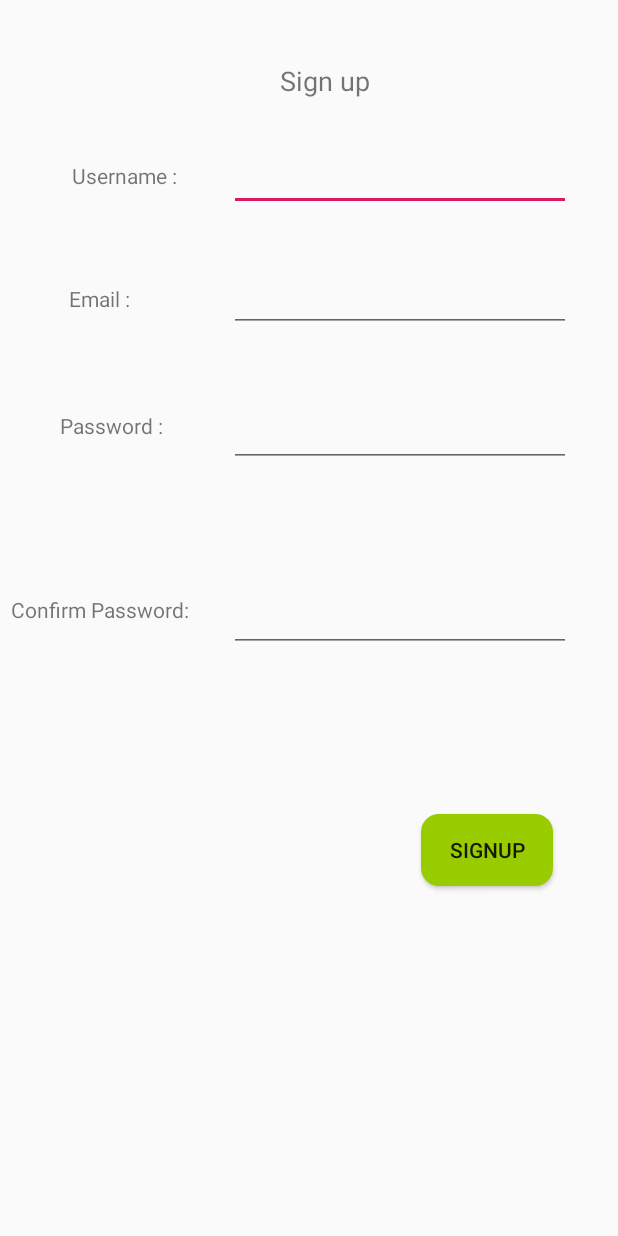
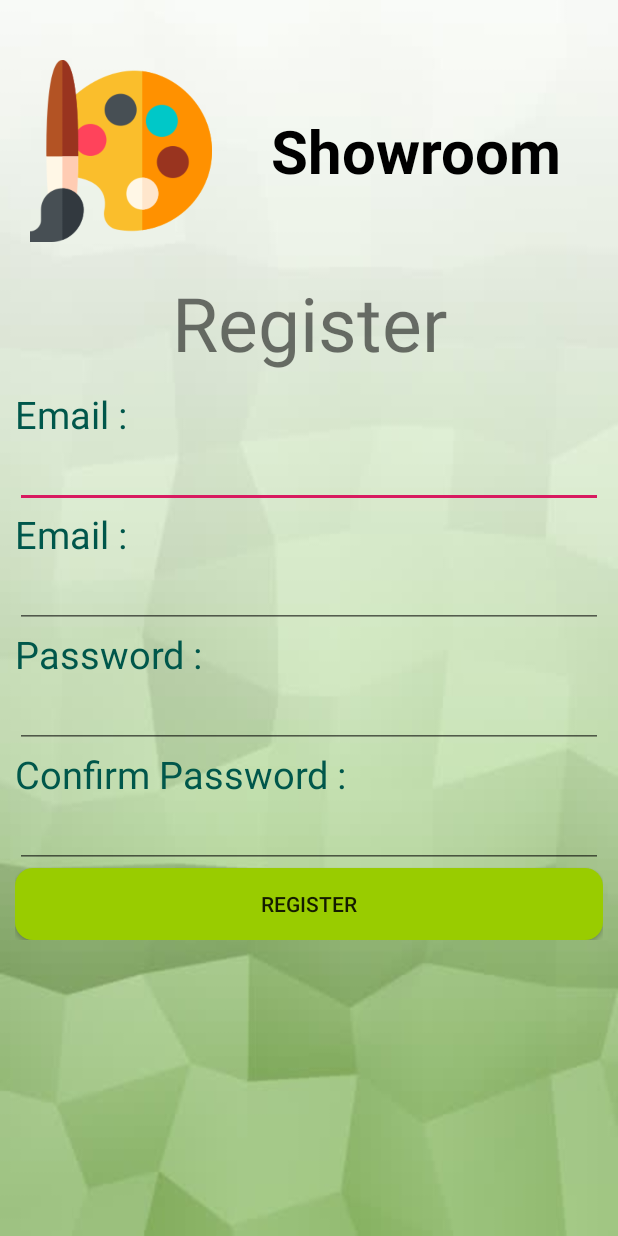
Before and after one commit to LachiriAnass/ShowroomAndroidApp, an Android app: the RegisterActivity screen opened directly, with no data from a screen before it, on a phone screen of 412 x 824 dp. Run offline under Robolectric (Android 15) with nearby library versions, the phone set to English and light mode, and no system bars.

Commit message:
Redesigning the main, login, register activities

```diff
--- a/app/src/main/res/layout/activity_register.xml
+++ b/app/src/main/res/layout/activity_register.xml
@@ -4,132 +4,128 @@
     xmlns:tools="http://schemas.android.com/tools"
     android:layout_width="match_parent"
     android:layout_height="match_parent"
+    android:background="@drawable/green_bg"
     tools:context=".RegisterActivity">
 
+    <LinearLayout
+        android:id="@+id/top_icon"
+        android:layout_width="match_parent"
+        android:layout_height="wrap_content"
+        android:orientation="horizontal"
+        android:weightSum="3"
+        android:paddingLeft="10dp"
+        android:paddingRight="10dp"
+        android:paddingTop="40dp"
+        android:paddingBottom="20dp">
+        <ImageView
+            android:id="@+id/imageView4"
+            android:layout_width="113dp"
+            android:layout_height="121dp"
+            app:srcCompat="@drawable/paint"
+            android:layout_weight="1"
+            android:layout_gravity="center"/>
 
         <TextView
-        android:id="@+id/textView2"
+            android:id="@+id/title"
             android:layout_width="wrap_content"
-        android:layout_height="30dp"
-        android:layout_alignParentTop="true"
-        android:layout_alignParentEnd="true"
-        android:layout_alignParentRight="true"
-        android:layout_marginTop="107dp"
-        android:layout_marginEnd="294dp"
-        android:layout_marginRight="294dp"
-        android:text=" Username :" />
+            android:layout_height="wrap_content"
+            android:text="Showroom"
+            android:textColor="@android:color/background_dark"
+            android:textSize="40sp"
+            android:textStyle="bold"
+            android:layout_weight="2"
+            android:layout_gravity="center"
+            android:gravity="center"/>
+    </LinearLayout>
+
+    <LinearLayout
+        android:layout_width="match_parent"
+        android:layout_height="wrap_content"
+        android:orientation="vertical"
+        android:layout_weight="10"
+        android:layout_below="@+id/top_icon"
+        android:paddingRight="10dp"
+        android:paddingLeft="10dp">
+        <TextView
+            android:layout_weight="1"
+            android:layout_width="match_parent"
+            android:layout_height="wrap_content"
+            android:text="Register"
+            android:textSize="50dp"
+            android:gravity="center"
+            android:layout_marginBottom="10dp"/>
+        <TextView
+            android:layout_weight="1"
+            android:layout_width="match_parent"
+            android:layout_height="wrap_content"
+            android:text="Email :"
+            android:textSize="25dp"
+            android:textColor="@color/colorPrimaryDark"/>
 
         <EditText
-        android:id="@+id/usernameSignUp"
-        android:layout_width="228dp"
+            android:layout_weight="1"
+            android:id="@+id/usernameRegister"
+            android:layout_width="match_parent"
             android:layout_height="wrap_content"
-        android:layout_alignParentTop="true"
-        android:layout_alignParentEnd="true"
-        android:layout_alignParentRight="true"
-        android:layout_marginTop="95dp"
-        android:layout_marginEnd="31dp"
-        android:layout_marginRight="31dp"
-        android:ems="10"
             android:inputType="textPersonName" />
-
         <TextView
-        android:id="@+id/textView3"
-        android:layout_width="wrap_content"
-        android:layout_height="30dp"
-        android:layout_alignParentStart="true"
-        android:layout_alignParentLeft="true"
-        android:layout_alignParentTop="true"
-        android:layout_centerVertical="true"
-        android:layout_marginStart="40dp"
-        android:layout_marginLeft="40dp"
-        android:layout_marginTop="274dp"
-        android:text="Password :" />
+            android:layout_weight="1"
+            android:layout_width="match_parent"
+            android:layout_height="wrap_content"
+            android:text="Email :"
+            android:textSize="25dp"
+            android:textColor="@color/colorPrimaryDark"/>
 
         <EditText
-        android:id="@+id/passwordSignUp"
-        android:layout_width="228dp"
+            android:layout_weight="1"
+            android:id="@+id/emailRegister"
+            android:layout_width="match_parent"
             android:layout_height="wrap_content"
-        android:layout_alignParentTop="true"
-        android:layout_alignParentEnd="true"
-        android:layout_alignParentRight="true"
-        android:layout_marginTop="266dp"
-        android:layout_marginEnd="31dp"
-        android:layout_marginRight="31dp"
-        android:ems="10"
-        android:inputType="textPassword" />
-
-    <TextView
-        android:id="@+id/textView"
-        android:layout_width="wrap_content"
-        android:layout_height="30dp"
-        android:layout_alignParentStart="true"
-        android:layout_alignParentLeft="true"
-        android:layout_alignParentTop="true"
-        android:layout_marginStart="46dp"
-        android:layout_marginLeft="46dp"
-        android:layout_marginTop="189dp"
-        android:text="Email :" />
-
-    <TextView
-        android:id="@+id/textView4"
-        android:layout_width="wrap_content"
-        android:layout_height="30dp"
-        android:layout_alignParentStart="true"
-        android:layout_alignParentLeft="true"
-        android:layout_centerVertical="true"
-        android:layout_marginStart="7dp"
-        android:layout_marginLeft="7dp"
-        android:text="Confirm Password: " />
-
-    <EditText
-        android:id="@+id/confirmPassword"
-        android:layout_width="228dp"
-        android:layout_height="wrap_content"
-        android:layout_alignParentEnd="true"
-        android:layout_alignParentRight="true"
-        android:layout_centerVertical="true"
-        android:layout_marginEnd="31dp"
-        android:layout_marginRight="31dp"
-        android:ems="10"
-        android:inputType="textPassword" />
-
-    <EditText
-        android:id="@+id/emailSignUp"
-        android:layout_width="228dp"
-        android:layout_height="wrap_content"
-        android:layout_alignParentTop="true"
-        android:layout_alignParentEnd="true"
-        android:layout_alignParentRight="true"
-        android:layout_marginTop="176dp"
-        android:layout_marginEnd="31dp"
-        android:layout_marginRight="40dp"
-        android:ems="10"
             android:inputType="textEmailAddress" />
 
         <TextView
-        android:id="@+id/textView9"
-        android:layout_width="wrap_content"
+            android:layout_weight="1"
+            android:layout_width="match_parent"
             android:layout_height="wrap_content"
-        android:layout_alignParentTop="true"
-        android:layout_alignParentEnd="true"
-        android:layout_alignParentRight="true"
-        android:layout_marginTop="41dp"
-        android:layout_marginEnd="165dp"
-        android:layout_marginRight="165dp"
-        android:text="Sign up"
-        android:textSize="18sp" />
+            android:text="Password :"
+            android:textSize="25dp"
+            android:textColor="@color/colorPrimaryDark"/>
+
+        <EditText
+            android:layout_weight="1"
+            android:id="@+id/passwordRegister"
+            android:layout_width="match_parent"
+            android:layout_height="wrap_content"
+            android:inputType="textPassword" />
+        <TextView
+            android:layout_weight="1"
+            android:layout_width="match_parent"
+            android:layout_height="wrap_content"
+            android:text="Confirm Password :"
+            android:textSize="25dp"
+            android:textColor="@color/colorPrimaryDark"/>
+
+        <EditText
+            android:layout_weight="1"
+            android:id="@+id/confirmPasswordRegister"
+            android:layout_width="match_parent"
+            android:layout_height="wrap_content"
+            android:inputType="textPassword" />
+
+
 
         <Button
+            android:layout_weight="1"
             android:id="@+id/button9"
-        android:layout_width="wrap_content"
+            android:layout_width="match_parent"
             android:layout_height="wrap_content"
-        android:layout_alignParentEnd="true"
-        android:layout_alignParentRight="true"
-        android:layout_alignParentBottom="true"
-        android:layout_marginEnd="43dp"
-        android:layout_marginRight="43dp"
-        android:layout_marginBottom="233dp"
             android:background="@drawable/roundedbutton"
-        android:text="SignUp" />
+            android:onClick="doLogin"
+            android:text="Register" />
+
+    </LinearLayout>
+
+
+
 
 </RelativeLayout>
--- a/build.gradle
+++ b/build.gradle
@@ -7,7 +7,7 @@ buildscript {
 
     }
     dependencies {
-        classpath 'com.android.tools.build:gradle:3.5.1'
+        classpath 'com.android.tools.build:gradle:4.0.0'
 
         // NOTE: Do not place your application dependencies here; they belong
         // in the individual module build.gradle files
```
Also changed, not shown: app/src/main/res/layout/activity_login.xml (+74 -53 lines), app/src/main/res/layout/activity_main.xml (+50 -26 lines), app/src/main/res/drawable/green_bg.jpg (added), gradle/wrapper/gradle-wrapper.properties. Lines whose indentation alone changed are shown as unchanged.
